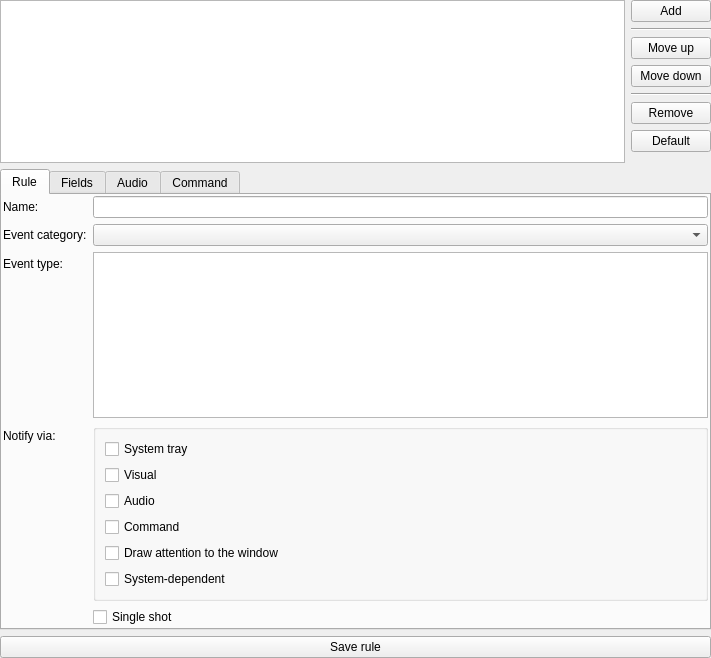
First picture: the form in src/plugins/advancednotifications/notificationruleswidget.ui, repository 0xd34df00d/leechcraft, before the edit.
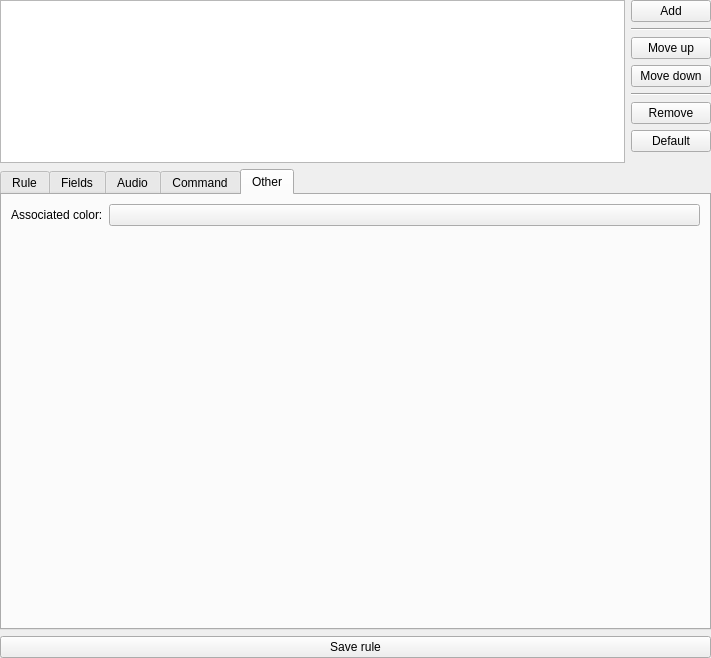
Second picture: the form after the edit. The open tabs and pages were chosen to show the change. Custom widgets are drawn as their Qt base class.

Commit message: [AN] Exposed color option in UI.

Patch:
```diff
--- a/src/plugins/advancednotifications/notificationruleswidget.ui
+++ b/src/plugins/advancednotifications/notificationruleswidget.ui
@@ -406,6 +406,33 @@
        </item>
       </layout>
      </widget>
+     <widget class="QWidget" name="tab">
+      <attribute name="title">
+       <string>Other</string>
+      </attribute>
+      <layout class="QFormLayout" name="formLayout_4">
+       <item row="0" column="0">
+        <widget class="QLabel" name="label_9">
+         <property name="text">
+          <string>Associated color:</string>
+         </property>
+        </widget>
+       </item>
+       <item row="0" column="1">
+        <widget class="LeechCraft::Util::ColorButton" name="ColorButton_">
+         <property name="text">
+          <string notr="true"/>
+         </property>
+         <property name="iconSize">
+          <size>
+           <width>40</width>
+           <height>20</height>
+          </size>
+         </property>
+        </widget>
+       </item>
+      </layout>
+     </widget>
     </widget>
    </item>
    <item>
@@ -417,6 +444,13 @@
    </item>
   </layout>
  </widget>
+ <customwidgets>
+  <customwidget>
+   <class>LeechCraft::Util::ColorButton</class>
+   <extends>QPushButton</extends>
+   <header location="global">util/gui/colorbutton.h</header>
+  </customwidget>
+ </customwidgets>
  <resources/>
  <connections/>
 </ui>
```
The commit also changes 1 other file.
